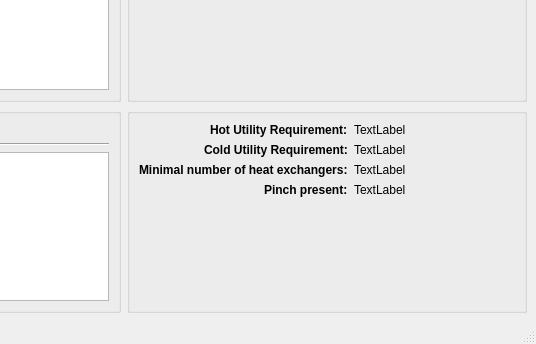
This is src/gui/views/ui/mainwindow.ui in feslima/HENSAD as Qt 5 draws it before an edit; both pictures show x 488 to 1024 and y 456 to 800 of the 1024 by 800 pixel window. The edited form follows.
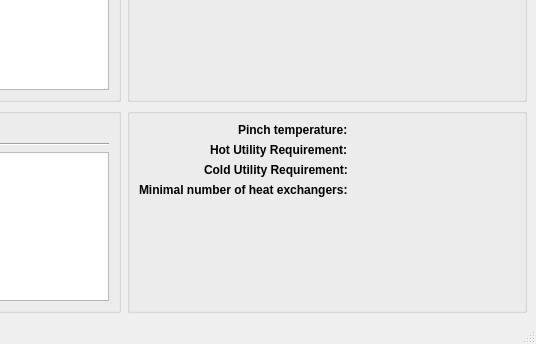
This is the edited form. Icons and pictures are not drawn.

The edit to the form file:
```diff
--- a/src/gui/views/ui/mainwindow.ui
+++ b/src/gui/views/ui/mainwindow.ui
@@ -479,7 +479,7 @@
          <property name="labelAlignment">
           <set>Qt::AlignRight|Qt::AlignTrailing|Qt::AlignVCenter</set>
          </property>
-         <item row="0" column="0">
+         <item row="1" column="0">
           <widget class="QLabel" name="label_12">
            <property name="font">
             <font>
@@ -492,35 +492,18 @@
            </property>
           </widget>
          </item>
-         <item row="0" column="1">
-          <widget class="QLabel" name="label_13">
-           <property name="text">
-            <string>TextLabel</string>
-           </property>
-          </widget>
-         </item>
-         <item row="1" column="0">
-          <widget class="QLabel" name="label_14">
-           <property name="font">
-            <font>
-             <weight>75</weight>
-             <bold>true</bold>
-            </font>
-           </property>
-           <property name="text">
-            <string>Cold Utility Requirement:</string>
-           </property>
-          </widget>
-         </item>
          <item row="1" column="1">
           <widget class="QLabel" name="label_15">
            <property name="text">
-            <string>TextLabel</string>
+            <string/>
+           </property>
+           <property name="alignment">
+            <set>Qt::AlignCenter</set>
            </property>
           </widget>
          </item>
          <item row="2" column="0">
-          <widget class="QLabel" name="label_20">
+          <widget class="QLabel" name="label_14">
            <property name="font">
             <font>
              <weight>75</weight>
@@ -528,19 +511,22 @@
             </font>
            </property>
            <property name="text">
-            <string>Minimal number of heat exchangers:</string>
+            <string>Cold Utility Requirement:</string>
            </property>
           </widget>
          </item>
          <item row="2" column="1">
           <widget class="QLabel" name="label_21">
            <property name="text">
-            <string>TextLabel</string>
+            <string/>
+           </property>
+           <property name="alignment">
+            <set>Qt::AlignCenter</set>
            </property>
           </widget>
          </item>
          <item row="3" column="0">
-          <widget class="QLabel" name="label_22">
+          <widget class="QLabel" name="label_20">
            <property name="font">
             <font>
              <weight>75</weight>
@@ -548,14 +534,40 @@
             </font>
            </property>
            <property name="text">
-            <string>Pinch present:</string>
+            <string>Minimal number of heat exchangers:</string>
            </property>
           </widget>
          </item>
          <item row="3" column="1">
           <widget class="QLabel" name="label_23">
            <property name="text">
-            <string>TextLabel</string>
+            <string/>
+           </property>
+           <property name="alignment">
+            <set>Qt::AlignCenter</set>
+           </property>
+          </widget>
+         </item>
+         <item row="0" column="0">
+          <widget class="QLabel" name="label_22">
+           <property name="font">
+            <font>
+             <weight>75</weight>
+             <bold>true</bold>
+            </font>
+           </property>
+           <property name="text">
+            <string>Pinch temperature:</string>
+           </property>
+          </widget>
+         </item>
+         <item row="0" column="1">
+          <widget class="QLabel" name="pinchLabel">
+           <property name="text">
+            <string/>
+           </property>
+           <property name="alignment">
+            <set>Qt::AlignCenter</set>
            </property>
           </widget>
          </item>
```
Left out of the diff: 6 changed lines with no effect on the pictures.
